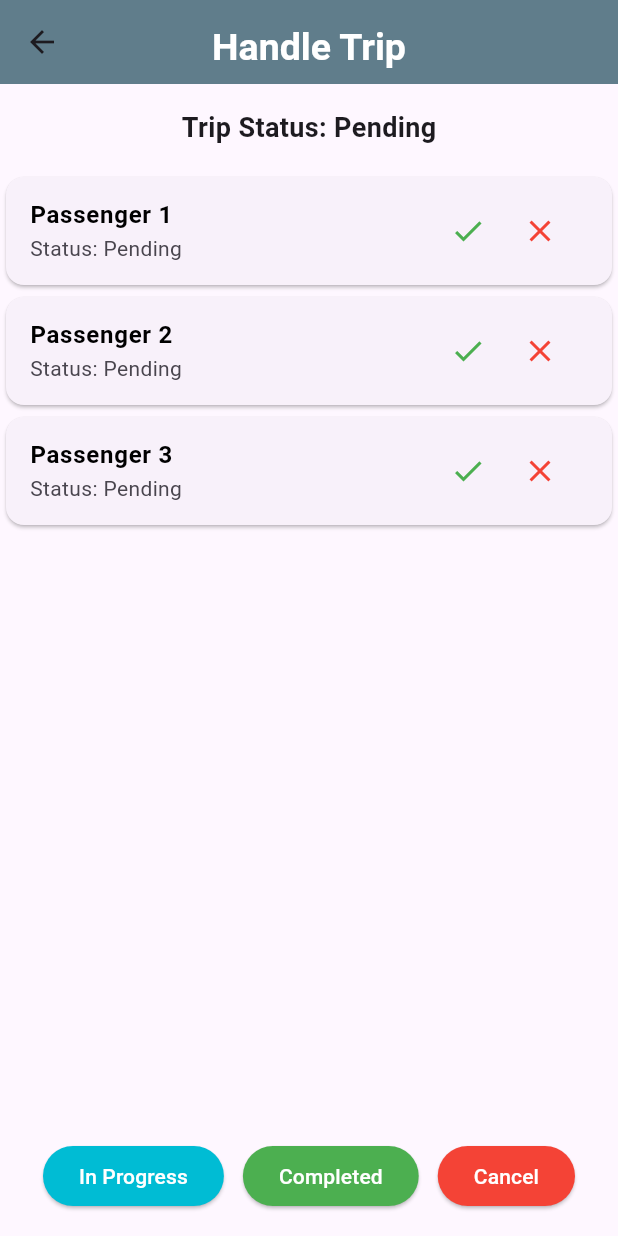
After one commit to mahgob601/Car-Pool-App, a Flutter app: the HandleRequestsPage screen opened directly, on a phone screen of 412 x 824 dp. The commit adds this screen. Run offline on Flutter 3.47's test engine with Material 3 defaults, Android fonts, the phone set to English and light mode, and no system bars; our stand-ins replace firebase_auth, firebase_core, firebase_database, firebase_storage, image_picker; accounts and stored records are empty.

Commit message:
Handle User Request for driver

```diff
--- /dev/null
+++ b/car_pool1_driver/lib/HandleRequestsPage.dart
@@ -0,0 +1,154 @@
+import 'package:flutter/material.dart';
+
+
+class HandleRequestsPage extends StatefulWidget {
+  @override
+  _HandleRequestsPageState createState() => _HandleRequestsPageState();
+}
+
+class _HandleRequestsPageState extends State<HandleRequestsPage> {
+  List<Passenger> passengers = [
+    Passenger('Passenger 1'),
+    Passenger('Passenger 2'),
+    Passenger('Passenger 3'),
+    // Add more passengers as needed
+  ];
+
+  String tripStatus = 'Pending'; // Default trip status
+
+  @override
+  Widget build(BuildContext context) {
+    return Scaffold(
+      appBar: AppBar(
+        title: Padding(
+          padding: const EdgeInsets.only(top: 8.0),
+          child: Text('Handle Trip',
+              style: TextStyle(
+                  color: Colors.white,
+                  fontSize: 25.0, fontWeight: FontWeight.bold
+              )
+          ),
+
+        ),
+
+        centerTitle: true,
+        backgroundColor: Colors.blueGrey,
+      ),
+      body: Column(
+        children: [
+          // Trip status section
+          Padding(
+            padding: const EdgeInsets.all(16.0),
+            child: Text(
+              'Trip Status: $tripStatus',
+              style: TextStyle(
+                fontWeight: FontWeight.bold,
+                fontSize: 18,
+              ),
+            ),
+          ),
+          // Passenger list
+          Expanded(
+            child: ListView.builder(
+              itemCount: passengers.length,
+              itemBuilder: (context, index) {
+                return Card(
+
+                  child: ListTile(
+                    title: Text(passengers[index].name, style: TextStyle(color: Colors.black, fontWeight: FontWeight.bold),),
+
+                    subtitle: Text('Status: ${passengers[index].status}'),
+                    trailing: Row(
+                      mainAxisSize: MainAxisSize.min,
+                      children: [
+                        IconButton(
+                          icon: Icon(Icons.check, color: Colors.green),
+                          onPressed: () {
+                            // Handle accept action
+                            _handleAcceptPassenger(passengers[index]);
+                          },
+                        ),
+                        IconButton(
+                          icon: Icon(Icons.close, color: Colors.red),
+                          onPressed: () {
+                            // Handle reject action
+                            _handleRejectPassenger(passengers[index]);
+                          },
+                        ),
+                      ],
+                    ),
+                  ),
+                );
+              },
+            ),
+          ),
+          // Trip status buttons
+          Padding(
+            padding: const EdgeInsets.all(16.0),
+            child: Row(
+              mainAxisAlignment: MainAxisAlignment.spaceEvenly,
+              children: [
+                ElevatedButton(
+                  style: TextButton.styleFrom(
+                      backgroundColor: Colors.cyan,
+                      shape: RoundedRectangleBorder(borderRadius: BorderRadius.circular(20.0))),
+                  onPressed: () {
+                    _changeTripStatus('In Progress');
+                  },
+                  child: Text('In Progress', style: TextStyle(color: Colors.white)),
+                ),
+                ElevatedButton(
+                  style: TextButton.styleFrom(
+                      backgroundColor: Colors.green,
+                      shape: RoundedRectangleBorder(borderRadius: BorderRadius.circular(20.0))),
+                  onPressed: () {
+                    _changeTripStatus('Completed');
+                  },
+                  child: Text('Completed', style: TextStyle(color: Colors.white)),
+                ),
+                ElevatedButton(
+                  style: TextButton.styleFrom(
+                      backgroundColor: Colors.red,
+                      shape: RoundedRectangleBorder(borderRadius: BorderRadius.circular(20.0))),
+
+                  onPressed: () {
+                    _changeTripStatus('Cancelled');
+                  },
+                  child: Text('Cancel', style: TextStyle(color: Colors.white),),
+                ),
+              ],
+            ),
+          ),
+        ],
+      ),
+    );
+  }
+
+  void _handleAcceptPassenger(Passenger passenger) {
+    // Implement logic to accept the passenger
+    passenger.status = 'Accepted';
+    print('Accepted ${passenger.name}');
+    setState(() {});
+  }
+
+  void _handleRejectPassenger(Passenger passenger) {
+    // Implement logic to reject the passenger
+    passenger.status = 'Rejected';
+    print('Rejected ${passenger.name}');
+    setState(() {});
+  }
+
+  void _changeTripStatus(String newStatus) {
+    // Implement logic to change trip status
+    setState(() {
+      tripStatus = newStatus;
+    });
+  }
+}
+
+class Passenger {
+  final String name;
+  String status;
+
+  Passenger(this.name, {this.status = 'Pending'});
+}
--- a/car_pool1_driver/lib/Shared/SharedWidgets/drawer_widget.dart
+++ b/car_pool1_driver/lib/Shared/SharedWidgets/drawer_widget.dart
@@ -1,4 +1,3 @@
-import 'package:car_pool1_driver/Cart.dart';
 import 'package:car_pool1_driver/models/global_var.dart';
 import 'package:car_pool1_driver/HomePage.dart';
 import 'package:car_pool1_driver/Shared/SharedTheme/SharedColor.dart';
```
Also changed, not shown: car_pool1_driver/lib/Cart.dart (deleted, +0 -226 lines), car_pool1_driver/lib/HomePage.dart (+10 -7 lines).
